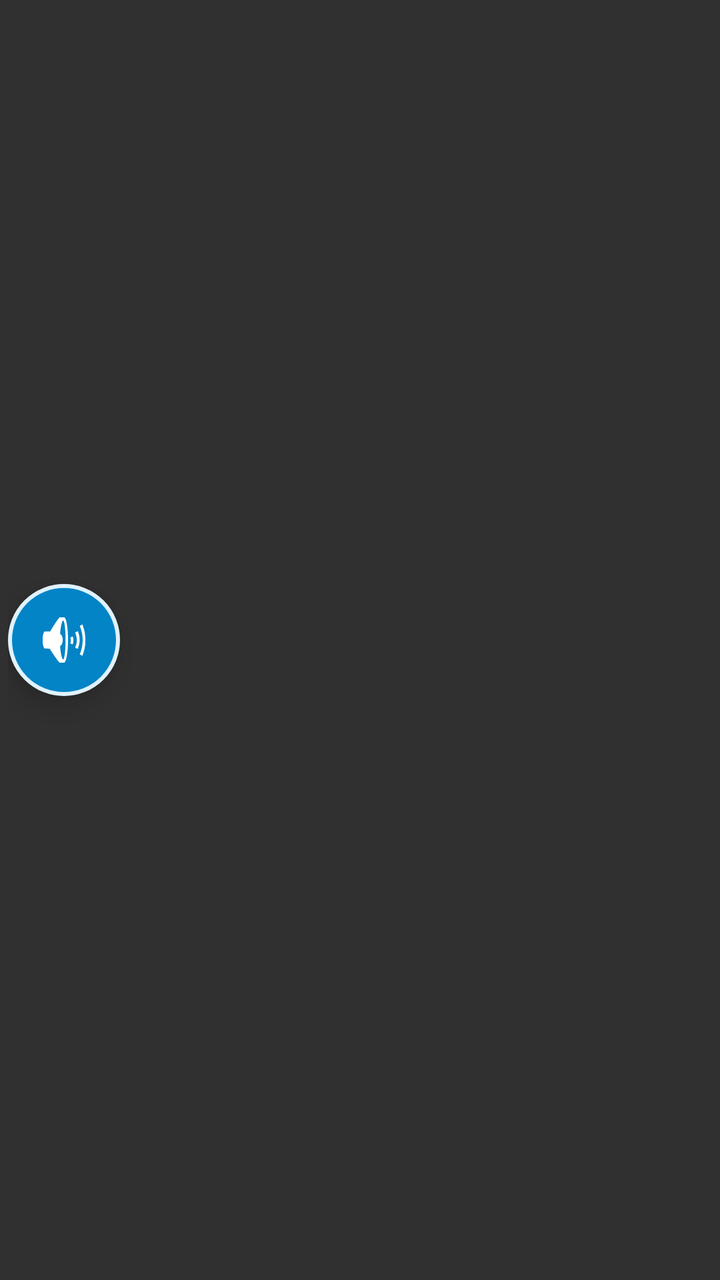
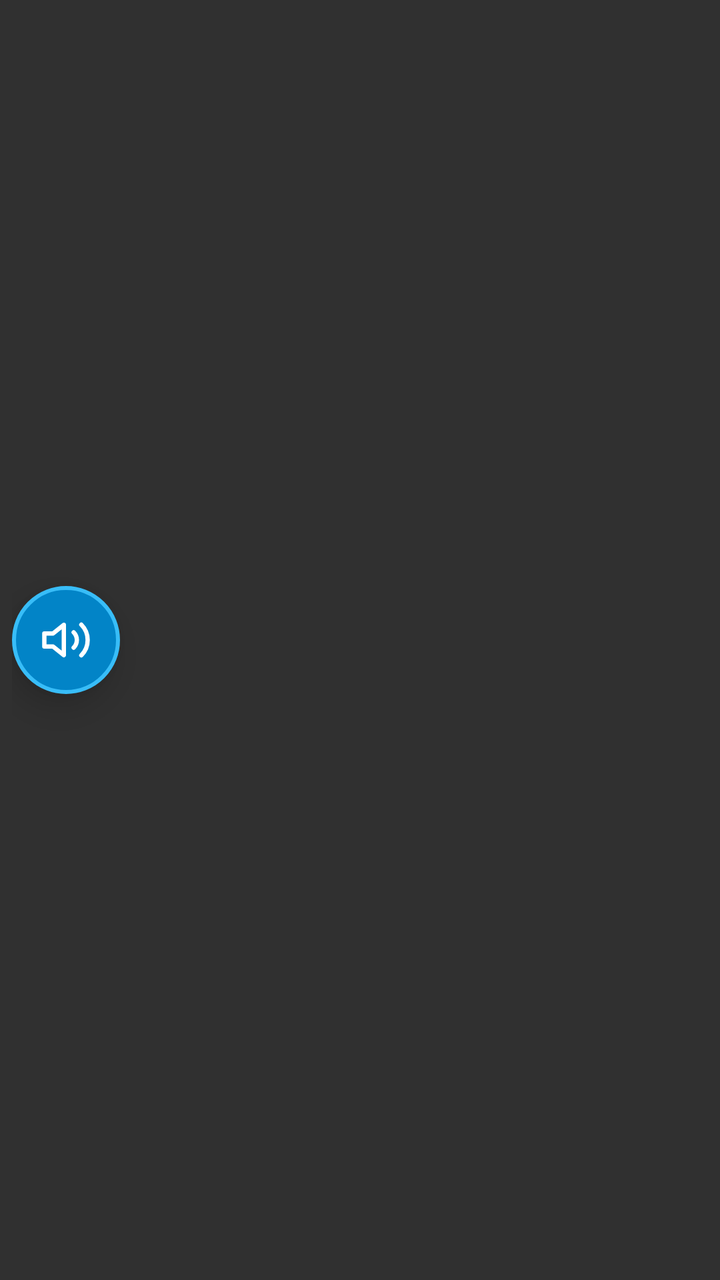

Before-and-after screenshots of an Android layout around one commit, followed by the original layout XML and the change that was made.
<!-- AndroidManifest.xml: application theme Theme.AppCompat.NoActionBar -->
<!-- res/layout/floating_widget_layout.xml -->
<?xml version="1.0" encoding="utf-8"?>
<LinearLayout xmlns:android="http://schemas.android.com/apk/res/android"
    android:id="@+id/root_container"
    android:layout_width="wrap_content"
    android:layout_height="wrap_content"
    android:orientation="horizontal"
    android:gravity="center_vertical"
    android:padding="4dp">

    
    <FrameLayout
        android:id="@+id/bubble_wrapper"
        android:layout_width="56dp"
        android:layout_height="56dp"
        android:background="@drawable/bg_floating_bubble"
        android:elevation="8dp">

        <ImageView
            android:id="@+id/icon_main_bubble"
            android:layout_width="32dp"
            android:layout_height="32dp"
            android:layout_gravity="center"
            android:src="@android:drawable/ic_lock_silent_mode_off"
            android:contentDescription="Volume Bubble" />
    </FrameLayout>

    
    <LinearLayout
        android:id="@+id/layout_expanded_menu"
        android:layout_width="wrap_content"
        android:layout_height="wrap_content"
        android:layout_marginStart="8dp"
        android:background="@drawable/bg_floating_menu"
        android:orientation="horizontal"
        android:padding="6dp"
        android:gravity="center"
        android:visibility="gone"
        android:elevation="8dp">

        
        <ImageView
            android:id="@+id/btn_volume_up"
            android:layout_width="40dp"
            android:layout_height="40dp"
            android:padding="8dp"
            android:src="@android:drawable/arrow_up_float"
            android:contentDescription="Volume Up" />

        
        <ImageView
            android:id="@+id/btn_volume_down"
            android:layout_width="40dp"
            android:layout_height="40dp"
            android:padding="8dp"
            android:src="@android:drawable/arrow_down_float"
            android:contentDescription="Volume Down" />

        
        <ImageView
            android:id="@+id/btn_show_slider"
            android:layout_width="40dp"
            android:layout_height="40dp"
            android:padding="8dp"
            android:src="@android:drawable/ic_menu_sort_by_size"
            android:contentDescription="Show Full Slider" />

        
        <ImageView
            android:id="@+id/btn_close_menu"
            android:layout_width="36dp"
            android:layout_height="36dp"
            android:padding="8dp"
            android:src="@android:drawable/ic_menu_close_clear_cancel"
            android:contentDescription="Close Menu" />
    </LinearLayout>

</LinearLayout>
<!-- resources referenced by this layout -->
<resources>
  <!-- drawable bg_floating_bubble (drawable) -->
  <?xml version="1.0" encoding="utf-8"?>
  <shape xmlns:android="http://schemas.android.com/apk/res/android"
      android:shape="oval">
      <solid android:color="#0284C7" />
      <stroke
          android:width="2dp"
          android:color="#E0F2FE" />
  </shape>
  <!-- drawable bg_floating_menu (drawable) -->
  <?xml version="1.0" encoding="utf-8"?>
  <shape xmlns:android="http://schemas.android.com/apk/res/android"
      android:shape="rectangle">
      <solid android:color="#1E293B" />
      <corners android:radius="24dp" />
      <stroke
          android:width="1.5dp"
          android:color="#475569" />
  </shape>
</resources>

<!-- the commit's change to res/layout/floating_widget_layout.xml (unified diff, before → after) -->
@@ -5,22 +5,25 @@
     android:layout_height="wrap_content"
     android:orientation="horizontal"
     android:gravity="center_vertical"
-    android:padding="4dp">
+    android:padding="6dp">
 
     
     <FrameLayout
         android:id="@+id/bubble_wrapper"
-        android:layout_width="56dp"
-        android:layout_height="56dp"
-        android:background="@drawable/bg_floating_bubble"
-        android:elevation="8dp">
+        android:layout_width="54dp"
+        android:layout_height="54dp"
+        android:background="@drawable/bg_bubble_glass"
+        android:clickable="true"
+        android:focusable="true"
+        android:elevation="10dp">
 
         <ImageView
             android:id="@+id/icon_main_bubble"
-            android:layout_width="32dp"
-            android:layout_height="32dp"
+            android:layout_width="26dp"
+            android:layout_height="26dp"
             android:layout_gravity="center"
-            android:src="@android:drawable/ic_lock_silent_mode_off"
+            android:src="@drawable/ic_lucide_volume_2"
+            android:tint="#FFFFFF"
             android:contentDescription="Volume Bubble" />
     </FrameLayout>
 
@@ -28,50 +31,106 @@
     <LinearLayout
         android:id="@+id/layout_expanded_menu"
         android:layout_width="wrap_content"
-        android:layout_height="wrap_content"
+        android:layout_height="54dp"
         android:layout_marginStart="8dp"
-        android:background="@drawable/bg_floating_menu"
+        android:background="@drawable/bg_expanded_bar"
         android:orientation="horizontal"
-        android:padding="6dp"
-        android:gravity="center"
+        android:paddingStart="8dp"
+        android:paddingEnd="8dp"
+        android:gravity="center_vertical"
         android:visibility="gone"
-        android:elevation="8dp">
+        android:elevation="10dp">
 
         
-        <ImageView
-            android:id="@+id/btn_volume_up"
-            android:layout_width="40dp"
-            android:layout_height="40dp"
-            android:padding="8dp"
-            android:src="@android:drawable/arrow_up_float"
-            android:contentDescription="Volume Up" />
+        <FrameLayout
+            android:id="@+id/btn_mute_toggle"
+            android:layout_width="38dp"
+            android:layout_height="38dp"
+            android:background="@drawable/bg_btn_action">
+            <ImageView
+                android:id="@+id/icon_mute"
+                android:layout_width="20dp"
+                android:layout_height="20dp"
+                android:layout_gravity="center"
+                android:src="@drawable/ic_lucide_volume_x"
+                android:tint="#EF4444"
+                android:contentDescription="Mute / Unmute" />
+        </FrameLayout>
 
         
-        <ImageView
+        <FrameLayout
             android:id="@+id/btn_volume_down"
-            android:layout_width="40dp"
-            android:layout_height="40dp"
-            android:padding="8dp"
-            android:src="@android:drawable/arrow_down_float"
-            android:contentDescription="Volume Down" />
+            android:layout_width="38dp"
+            android:layout_height="38dp"
+            android:layout_marginStart="4dp"
+            android:background="@drawable/bg_btn_action">
+            <ImageView
+                android:layout_width="20dp"
+                android:layout_height="20dp"
+                android:layout_gravity="center"
+                android:src="@drawable/ic_lucide_minus"
+                android:tint="#F8FAFC"
+                android:contentDescription="Volume Down" />
+        </FrameLayout>
 
         
-        <ImageView
-            android:id="@+id/btn_show_slider"
-            android:layout_width="40dp"
-            android:layout_height="40dp"
-            android:padding="8dp"
-            android:src="@android:drawable/ic_menu_sort_by_size"
-            android:contentDescription="Show Full Slider" />
+        <TextView
+            android:id="@+id/tv_volume_level"
+            android:layout_width="42dp"
+            android:layout_height="wrap_content"
+            android:gravity="center"
+            android:text="70%"
+            android:textColor="#38BDF8"
+            android:textSize="13sp"
+            android:textStyle="bold" />
 
         
-        <ImageView
+        <FrameLayout
+            android:id="@+id/btn_volume_up"
+            android:layout_width="38dp"
+            android:layout_height="38dp"
+            android:layout_marginEnd="4dp"
+            android:background="@drawable/bg_btn_action">
+            <ImageView
+                android:layout_width="20dp"
+                android:layout_height="20dp"
+                android:layout_gravity="center"
+                android:src="@drawable/ic_lucide_plus"
+                android:tint="#F8FAFC"
+                android:contentDescription="Volume Up" />
+        </FrameLayout>
+
+        
+        <FrameLayout
+            android:id="@+id/btn_show_slider"
+            android:layout_width="38dp"
+            android:layout_height="38dp"
+            android:layout_marginEnd="4dp"
+            android:background="@drawable/bg_btn_action">
+            <ImageView
+                android:layout_width="20dp"
+                android:layout_height="20dp"
+                android:layout_gravity="center"
+                android:src="@drawable/ic_lucide_sliders"
+                android:tint="#38BDF8"
+                android:contentDescription="Show Full Slider" />
+        </FrameLayout>
+
+        
+        <FrameLayout
             android:id="@+id/btn_close_menu"
-            android:layout_width="36dp"
-            android:layout_height="36dp"
-            android:padding="8dp"
-            android:src="@android:drawable/ic_menu_close_clear_cancel"
-            android:contentDescription="Close Menu" />
+            android:layout_width="34dp"
+            android:layout_height="34dp"
+            android:background="@drawable/bg_btn_action">
+            <ImageView
+                android:layout_width="18dp"
+                android:layout_height="18dp"
+                android:layout_gravity="center"
+                android:src="@drawable/ic_lucide_x"
+                android:tint="#94A3B8"
+                android:contentDescription="Close Menu" />
+        </FrameLayout>
+
     </LinearLayout>
 
 </LinearLayout>
<!-- resource entries referenced after the edit -->
@@ -1,23 +1,154 @@
 <!-- resources referenced by this layout -->
 <resources>
-  <!-- drawable bg_floating_bubble (drawable) -->
+  <!-- drawable bg_btn_action (drawable) -->
   <?xml version="1.0" encoding="utf-8"?>
-  <shape xmlns:android="http://schemas.android.com/apk/res/android"
-      android:shape="oval">
-      <solid android:color="#0284C7" />
-      <stroke
-          android:width="2dp"
-          android:color="#E0F2FE" />
-  </shape>
-  <!-- drawable bg_floating_menu (drawable) -->
+  <ripple xmlns:android="http://schemas.android.com/apk/res/android"
+      android:color="@color/floating_ripple">
+      <item>
+          <shape android:shape="oval">
+              <solid android:color="#1E293B" />
+          </shape>
+      </item>
+  </ripple>
+  <!-- drawable bg_bubble_glass (drawable) -->
+  <?xml version="1.0" encoding="utf-8"?>
+  <ripple xmlns:android="http://schemas.android.com/apk/res/android"
+      android:color="@color/floating_ripple">
+      <item>
+          <shape android:shape="oval">
+              <solid android:color="@color/primary" />
+              <stroke
+                  android:width="2dp"
+                  android:color="@color/primary_light" />
+          </shape>
+      </item>
+  </ripple>
+  <!-- drawable bg_expanded_bar (drawable) -->
   <?xml version="1.0" encoding="utf-8"?>
   <shape xmlns:android="http://schemas.android.com/apk/res/android"
       android:shape="rectangle">
-      <solid android:color="#1E293B" />
-      <corners android:radius="24dp" />
+      <solid android:color="@color/floating_bg" />
+      <corners android:radius="28dp" />
       <stroke
           android:width="1.5dp"
-          android:color="#475569" />
+          android:color="@color/floating_border" />
   </shape>
+  <!-- drawable ic_lucide_minus (drawable) -->
+  <vector xmlns:android="http://schemas.android.com/apk/res/android"
+      android:width="24dp"
+      android:height="24dp"
+      android:viewportWidth="24"
+      android:viewportHeight="24">
+      <path
+          android:fillColor="#00000000"
+          android:strokeColor="#FFFFFF"
+          android:strokeWidth="2.5"
+          android:strokeLineCap="round"
+          android:strokeLineJoin="round"
+          android:pathData="M5,12 h14" />
+  </vector>
+  <!-- drawable ic_lucide_plus (drawable) -->
+  <vector xmlns:android="http://schemas.android.com/apk/res/android"
+      android:width="24dp"
+      android:height="24dp"
+      android:viewportWidth="24"
+      android:viewportHeight="24">
+      <path
+          android:fillColor="#00000000"
+          android:strokeColor="#FFFFFF"
+          android:strokeWidth="2.5"
+          android:strokeLineCap="round"
+          android:strokeLineJoin="round"
+          android:pathData="M5,12 h14 M12,5 v14" />
+  </vector>
+  <!-- drawable ic_lucide_sliders (drawable) -->
+  <vector xmlns:android="http://schemas.android.com/apk/res/android"
+      android:width="24dp"
+      android:height="24dp"
+      android:viewportWidth="24"
+      android:viewportHeight="24">
+      <path
+          android:fillColor="#00000000"
+          android:strokeColor="#38BDF8"
+          android:strokeWidth="2"
+          android:strokeLineCap="round"
+          android:strokeLineJoin="round"
+          android:pathData="M4,21 v-7 M4,10 V3 M12,21 v-9 M12,8 V3 M20,21 v-5 M20,12 V3 M1,14 h6 M9,8 h6 M17,16 h6" />
+  </vector>
+  <!-- drawable ic_lucide_volume_2 (drawable) -->
+  <vector xmlns:android="http://schemas.android.com/apk/res/android"
+      android:width="24dp"
+      android:height="24dp"
+      android:viewportWidth="24"
+      android:viewportHeight="24">
+      <path
+          android:fillColor="#00000000"
+          android:strokeColor="#FFFFFF"
+          android:strokeWidth="2"
+          android:strokeLineCap="round"
+          android:strokeLineJoin="round"
+          android:pathData="M11,5 L6,9 H2 v6 h4 l5,4 V5 z" />
+      <path
+          android:fillColor="#00000000"
+          android:strokeColor="#FFFFFF"
+          android:strokeWidth="2"
+          android:strokeLineCap="round"
+          android:strokeLineJoin="round"
+          android:pathData="M15.54,8.46 a5,5 0 0,1 0,7.07" />
+      <path
+          android:fillColor="#00000000"
+          android:strokeColor="#FFFFFF"
+          android:strokeWidth="2"
+          android:strokeLineCap="round"
+          android:strokeLineJoin="round"
+          android:pathData="M19.07,4.93 a10,10 0 0,1 0,14.14" />
+  </vector>
+  <!-- drawable ic_lucide_volume_x (drawable) -->
+  <vector xmlns:android="http://schemas.android.com/apk/res/android"
+      android:width="24dp"
+      android:height="24dp"
+      android:viewportWidth="24"
+      android:viewportHeight="24">
+      <path
+          android:fillColor="#00000000"
+          android:strokeColor="#EF4444"
+          android:strokeWidth="2"
+          android:strokeLineCap="round"
+          android:strokeLineJoin="round"
+          android:pathData="M11,5 L6,9 H2 v6 h4 l5,4 V5 z" />
+      <path
+          android:fillColor="#00000000"
+          android:strokeColor="#EF4444"
+          android:strokeWidth="2"
+          android:strokeLineCap="round"
+          android:strokeLineJoin="round"
+          android:pathData="M22,9 L16,15" />
+      <path
+          android:fillColor="#00000000"
+          android:strokeColor="#EF4444"
+          android:strokeWidth="2"
+          android:strokeLineCap="round"
+          android:strokeLineJoin="round"
+          android:pathData="M16,9 L22,15" />
+  </vector>
+  <!-- drawable ic_lucide_x (drawable) -->
+  <vector xmlns:android="http://schemas.android.com/apk/res/android"
+      android:width="24dp"
+      android:height="24dp"
+      android:viewportWidth="24"
+      android:viewportHeight="24">
+      <path
+          android:fillColor="#00000000"
+          android:strokeColor="#FFFFFF"
+          android:strokeWidth="2.5"
+          android:strokeLineCap="round"
+          android:strokeLineJoin="round"
+          android:pathData="M18,6 L6,18 M6,6 l12,12" />
+  </vector>
+  <color name="floating_ripple">#3338BDF8</color>
+  <color name="primary">#0284C7</color>
+  <color name="primary_light">#38BDF8</color>
+  <color name="floating_bg">#E60F172A</color>
+  <color name="floating_border">#475569</color>
 </resources>
 
